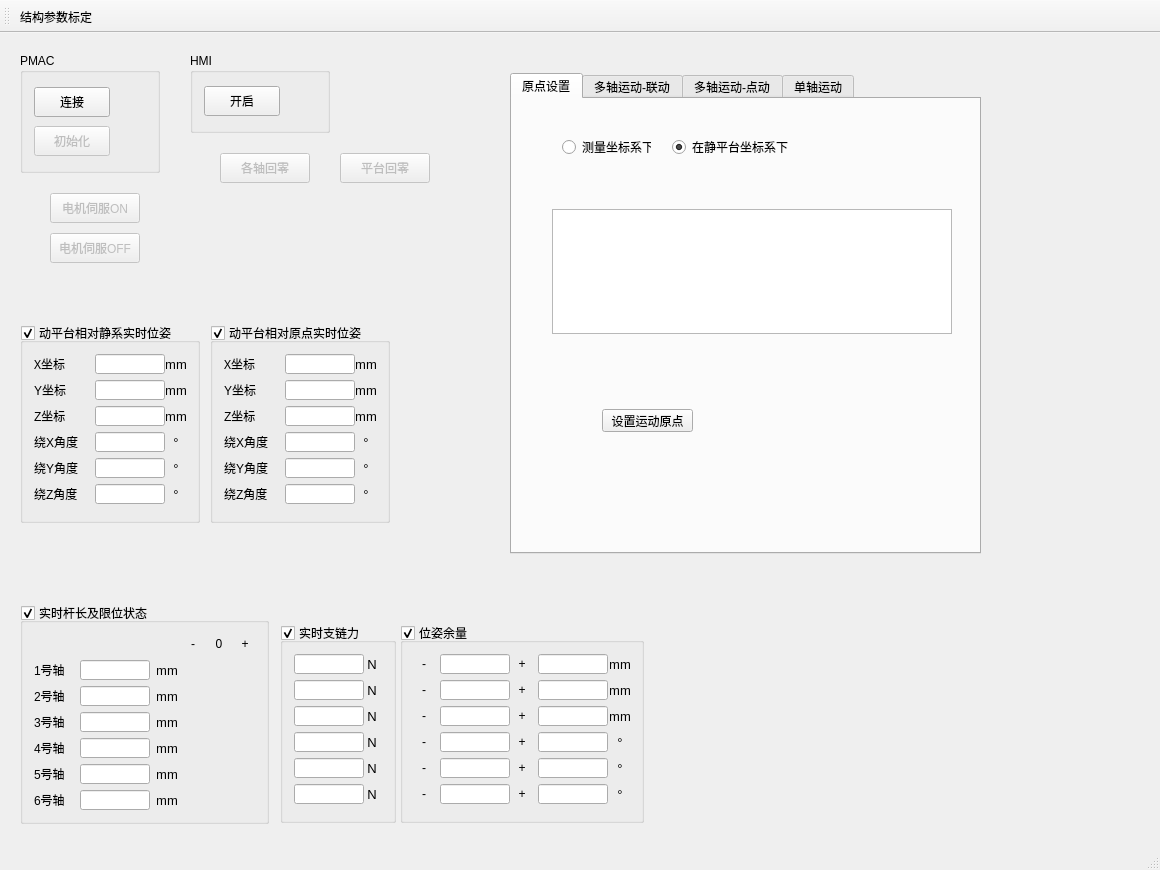
Old version of the form SixUpsUiAo/SixUpsUiAo.ui in the repository Wao1996/SixUpsUiAo.
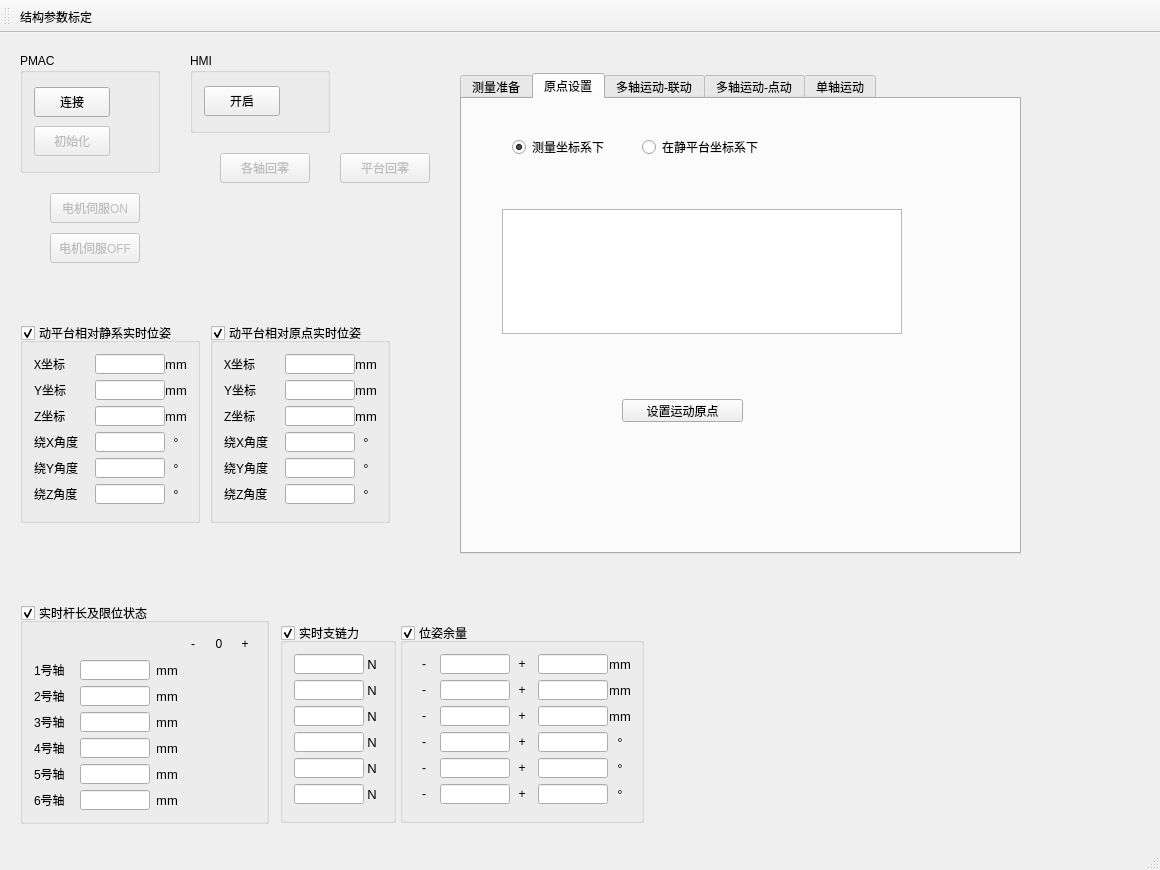
New version of the form. The open tabs and pages were chosen to show the change. Icons and pictures are not drawn.

```diff
--- a/SixUpsUiAo/SixUpsUiAo.ui
+++ b/SixUpsUiAo/SixUpsUiAo.ui
@@ -2796,38 +2796,62 @@
     </property>
     <property name="geometry">
      <rect>
-      <x>510</x>
+      <x>460</x>
       <y>40</y>
-      <width>471</width>
+      <width>561</width>
       <height>481</height>
      </rect>
     </property>
     <property name="currentIndex">
      <number>2</number>
     </property>
+    <widget class="QWidget" name="tab">
+     <attribute name="title">
+      <string>测量准备</string>
+     </attribute>
+     <widget class="QLabel" name="label">
+      <property name="geometry">
+       <rect>
+        <x>90</x>
+        <y>40</y>
+        <width>131</width>
+        <height>16</height>
+       </rect>
+      </property>
+      <property name="text">
+       <string>标定动平台靶标点</string>
+      </property>
+     </widget>
+    </widget>
     <widget class="QWidget" name="tab_setOrigin">
      <attribute name="title">
       <string>原点设置</string>
      </attribute>
      <widget class="QRadioButton" name="MsetOriginRBtn">
+      <property name="enabled">
+       <bool>true</bool>
+      </property>
       <property name="geometry">
        <rect>
         <x>50</x>
         <y>40</y>
-        <width>89</width>
+        <width>131</width>
         <height>16</height>
        </rect>
       </property>
       <property name="text">
        <string>测量坐标系下</string>
       </property>
+      <property name="checked">
+       <bool>true</bool>
+      </property>
      </widget>
      <widget class="QRadioButton" name="SsetOriginRBtn">
       <property name="geometry">
        <rect>
-        <x>160</x>
+        <x>180</x>
         <y>40</y>
-        <width>121</width>
+        <width>161</width>
         <height>16</height>
        </rect>
       </property>
@@ -2835,15 +2859,15 @@
        <string>在静平台坐标系下</string>
       </property>
       <property name="checked">
-       <bool>true</bool>
+       <bool>false</bool>
       </property>
      </widget>
      <widget class="QPushButton" name="setOriginBtn">
       <property name="geometry">
        <rect>
-        <x>90</x>
-        <y>310</y>
-        <width>91</width>
+        <x>160</x>
+        <y>300</y>
+        <width>121</width>
         <height>23</height>
        </rect>
       </property>
```
Left out of the diff: 2 changed lines with no effect on the pictures.
